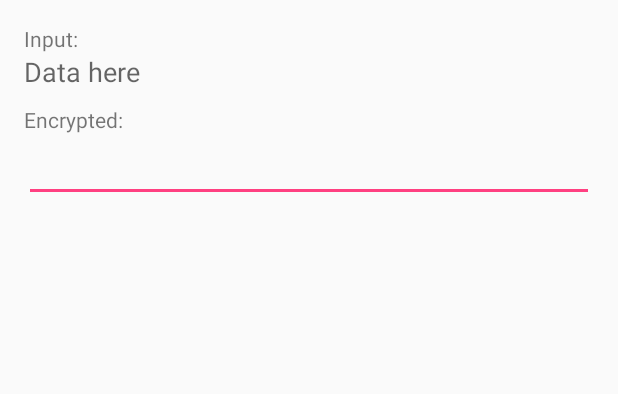
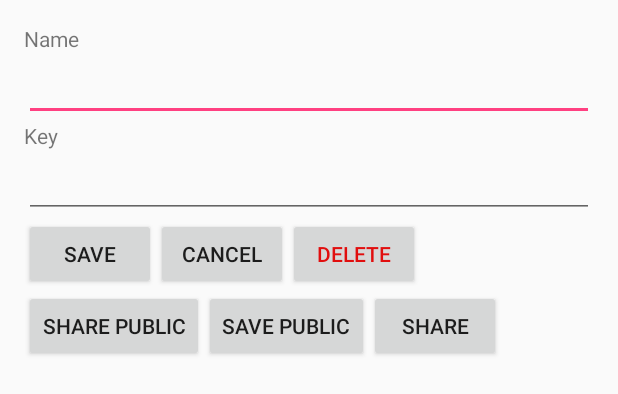
Before and after one commit to RuWhyNot/my-crypto-app-android, an Android app: the layout content_main.xml on its own in the app's theme, with its tools: preview values and no code run, on a phone screen of 412 x 824 dp. Shown: the top 394 px of the screen. Run offline under Robolectric (Android 15) with nearby library versions, the phone set to English and light mode, and no system bars.

Commit message:
More handy adding and importing public keys

```diff
--- a/app/src/main/res/layout/content_main.xml
+++ b/app/src/main/res/layout/content_main.xml
@@ -269,7 +269,7 @@
         android:layout_width="match_parent"
         android:layout_height="match_parent"
         android:id="@+id/editKeyLayout"
-        android:visibility="gone">
+        >
 
         <TextView
             android:layout_width="wrap_content"
@@ -311,7 +311,7 @@
             <Button
                 android:layout_width="wrap_content"
                 android:layout_height="wrap_content"
-                android:text="Back"
+                android:text="Cancel"
                 android:id="@+id/closeKeyEditBtn"/>
 
             <Button
@@ -356,7 +356,53 @@
         android:layout_width="match_parent"
         android:layout_height="match_parent"
         android:id="@+id/shareGetLayout"
-        android:visibility="visible">
+        android:visibility="gone">
+
+        <TextView
+            android:layout_width="wrap_content"
+            android:layout_height="wrap_content"
+            android:textAppearance="?android:attr/textAppearanceSmall"
+            android:id="@+id/textView11"
+            android:text="Encrypted:"
+            android:visibility="visible"/>
+
+        <TextView
+            android:layout_width="wrap_content"
+            android:layout_height="wrap_content"
+            android:textAppearance="?android:attr/textAppearanceMedium"
+            android:text="Result here"
+            android:id="@+id/shareResultView"/>
+
+        <Space
+            android:layout_width="match_parent"
+            android:layout_height="wrap_content"
+            android:minHeight="10dp"/>
+
+        <LinearLayout
+            android:orientation="horizontal"
+            android:layout_width="match_parent"
+            android:layout_height="wrap_content">
+
+            <Button
+                android:layout_width="wrap_content"
+                android:layout_height="wrap_content"
+                android:text="Copy"
+                android:id="@+id/copyEncryptedBtn"/>
+
+            <Button
+                android:layout_width="wrap_content"
+                android:layout_height="wrap_content"
+                android:text="Show Details"
+                android:id="@+id/showDecryptionDetailsBtn"/>
+
+        </LinearLayout>
+
+        <LinearLayout
+            android:orientation="vertical"
+            android:layout_width="match_parent"
+            android:layout_height="wrap_content"
+            android:id="@+id/decryptionDetailsLayout"
+            android:visibility="gone">
 
             <TextView
                 android:layout_width="wrap_content"
@@ -370,7 +416,7 @@
                 android:layout_height="wrap_content"
                 android:textAppearance="?android:attr/textAppearanceMedium"
                 android:text="Data here"
-            android:id="@+id/textView10"/>
+                android:id="@+id/shareInputView"/>
 
             <Space
                 android:layout_width="match_parent"
@@ -381,17 +427,17 @@
                 android:layout_width="wrap_content"
                 android:layout_height="wrap_content"
                 android:textAppearance="?android:attr/textAppearanceSmall"
-            android:id="@+id/textView11"
-            android:text="Encrypted:"
-            android:visibility="visible"/>
+                android:text="Used Key:"
+                android:id="@+id/textView13"/>
 
-        <EditText
-            android:layout_width="fill_parent"
+            <TextView
+                android:layout_width="wrap_content"
                 android:layout_height="wrap_content"
-            android:inputType="textMultiLine"
-            android:ems="10"
-            android:id="@+id/editText"
-            android:visibility="visible"/>
+                android:textAppearance="?android:attr/textAppearanceMedium"
+                android:text="Key Name here"
+                android:id="@+id/usedKeyNameView"/>
+        </LinearLayout>
+
     </LinearLayout>
 
 </RelativeLayout>
```
Also changed, not shown: app/src/main/java/com/codextropy/mycryptoapp/FullKeyInfo.java (+7 -0 lines), app/src/main/java/com/codextropy/mycryptoapp/MainActivity.java (+76 -29 lines), 1 other file. Lines whose indentation alone changed are shown as unchanged.
